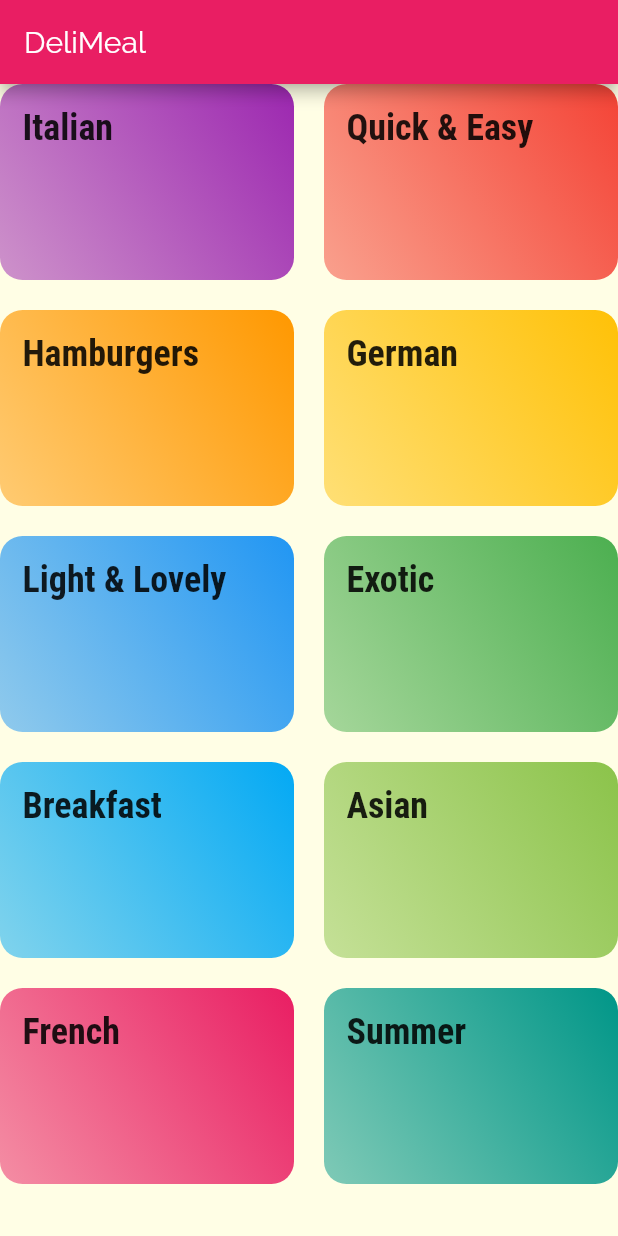
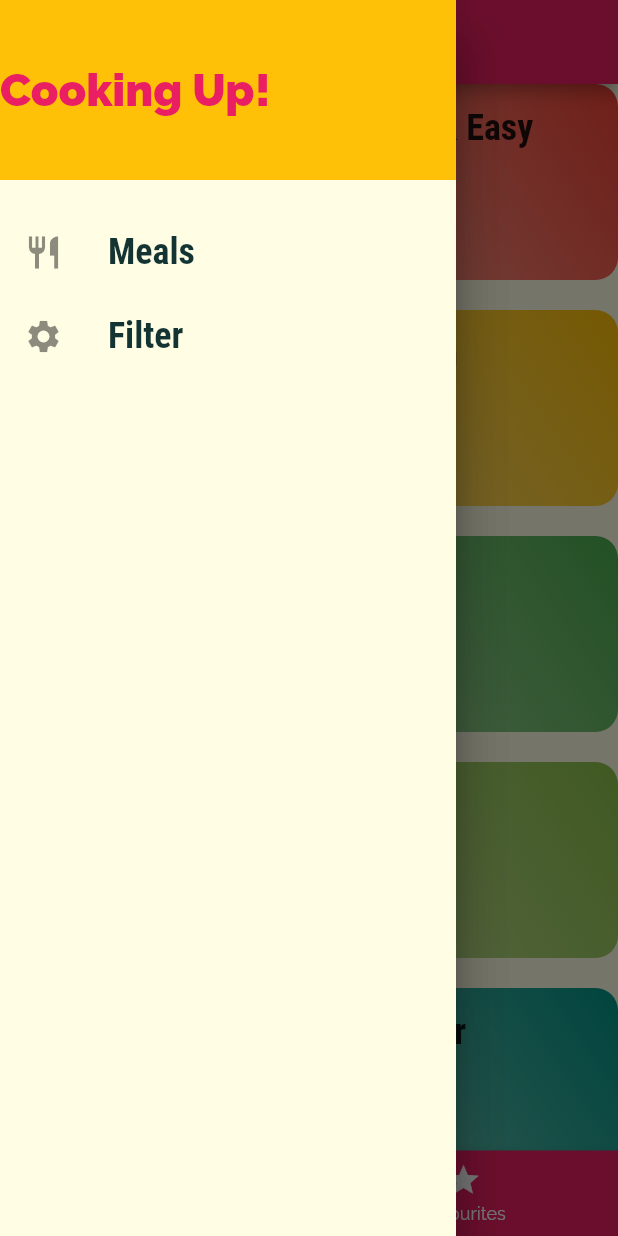
Before and after one commit to Royleong31/Flutter_Cookbook, a Flutter app: the screen it shows after launch, with the side drawer open (before the commit the screen has no drawer), on a phone screen of 412 x 824 dp. Run offline on Flutter 3.47's test engine with Material 2 defaults, Android fonts, the phone set to English and light mode, and no system bars.

```diff
--- a/lib/components/category_item.dart
+++ b/lib/components/category_item.dart
@@ -33,9 +33,9 @@ class CategoryItem extends StatelessWidget {
         child: Text(title, style: Theme.of(context).textTheme.headline6),
         decoration: BoxDecoration(
           gradient: LinearGradient(
-            colors: [color.withOpacity(0.5), color],
             begin: Alignment.bottomLeft,
             end: Alignment.topRight,
+            colors: [color.withOpacity(0.5), color],
           ),
           borderRadius: BorderRadius.circular(15),
         ),
--- /dev/null
+++ b/lib/components/main_drawer.dart
@@ -0,0 +1,52 @@
+import 'package:flutter/material.dart';
+import 'package:flutter_cookbook/screen/meals_screen.dart';
+import '../screen/filters_screen.dart';
+import '../screen/meals_screen.dart';
+
+class MainDrawer extends StatelessWidget {
+  Widget buildListTile(String title, IconData icon, Function tapHandler) {
+    return ListTile(
+      leading: Icon(icon, size: 26),
+      title: Text(
+        title,
+        style: TextStyle(
+          fontFamily: 'RobotoCondensed',
+          fontSize: 24,
+          fontWeight: FontWeight.bold,
+        ),
+      ),
+      onTap: tapHandler,
+    );
+  }
+
+  @override
+  Widget build(BuildContext context) {
+    return Drawer(
+      child: Column(
+        children: [
+          Container(
+            height: 120,
+            width: double.infinity,
+            alignment: Alignment.centerLeft,
+            color: Theme.of(context).accentColor,
+            child: Text(
+              'Cooking Up!',
+              style: TextStyle(
+                fontWeight: FontWeight.w900,
+                color: Theme.of(context).primaryColor,
+                fontSize: 30,
+              ),
+            ),
+          ),
+          SizedBox(height: 20),
+          buildListTile('Meals', Icons.restaurant, () {
+            Navigator.of(context).pushReplacementNamed('/');
+          }),
+          buildListTile('Filter', Icons.settings, () {
+            Navigator.of(context).pushReplacementNamed(FiltersScreen.routeName);
+          })
+        ],
+      ),
+    );
+  }
+}
--- a/lib/main.dart
+++ b/lib/main.dart
@@ -1,7 +1,9 @@
 import 'package:flutter/material.dart';
 import 'package:flutter_cookbook/screen/meal_detail_screen.dart';
 import 'package:flutter_cookbook/screen/meals_screen.dart';
+import 'package:flutter_cookbook/screen/tabs_screen.dart';
 import 'screen/categories_screen.dart';
+import 'screen/filters_screen.dart';
 
 void main() {
   runApp(MyApp());
@@ -29,9 +31,10 @@ class MyApp extends StatelessWidget {
       // home: CategoriesScreen(),
       initialRoute: '/',
       routes: {
-        '/': (ctx) => CategoriesScreen(),
+        '/': (ctx) => TabsScreen(),
         MealDetailScreen.routeName: (ctx) => MealDetailScreen(),
         MealsScreen.routeName: (ctx) => MealsScreen(),
+        FiltersScreen.routeName: (ctx) => FiltersScreen(),
       },
       onGenerateRoute: (settings) {
         print(settings.arguments);
--- a/lib/screen/categories_screen.dart
+++ b/lib/screen/categories_screen.dart
@@ -5,9 +5,7 @@ import '../dummy_data.dart';
 class CategoriesScreen extends StatelessWidget {
   @override
   Widget build(BuildContext context) {
-    return Scaffold(
-      appBar: AppBar(title: const Text('DeliMeal')),
-      body: GridView(
+    return GridView(
       children: DUMMY_CATEGORIES
           .map((cat) => CategoryItem(
                 color: cat.color,
@@ -20,7 +18,6 @@ class CategoriesScreen extends StatelessWidget {
           childAspectRatio: 3 / 2,
           crossAxisSpacing: 20,
           mainAxisSpacing: 20),
-      ),
     );
   }
 }
--- /dev/null
+++ b/lib/screen/favourites_screen.dart
@@ -0,0 +1,8 @@
+import 'package:flutter/material.dart';
+
+class FavouritesScreen extends StatelessWidget {
+  @override
+  Widget build(BuildContext context) {
+    return Center(child: Text('My Favourites'),);
+  }
+}
--- /dev/null
+++ b/lib/screen/tabs_screen.dart
@@ -0,0 +1,85 @@
+import 'package:flutter/material.dart';
+import 'package:flutter_cookbook/components/main_drawer.dart';
+import 'package:flutter_cookbook/screen/categories_screen.dart';
+import './favourites_screen.dart';
+
+class TabsScreen extends StatefulWidget {
+  @override
+  _TabsScreenState createState() => _TabsScreenState();
+}
+
+class _TabsScreenState extends State<TabsScreen> {
+  final List<Map<String, Object>> _pages = [
+    {'page': CategoriesScreen(), 'title': 'Categories'},
+    {'page': FavouritesScreen(), 'title': 'Favourites'}
+  ];
+
+  int _selectedPageIndex = 0;
+
+  void _selectPage(ind) {
+    setState(() {
+      _selectedPageIndex = ind;
+    });
+  }
+
+  @override
+  Widget build(BuildContext context) {
+    return Scaffold(
+      appBar: AppBar(
+        title: Text(_pages[_selectedPageIndex]['title']),
+      ),
+      drawer: Drawer(
+        child: MainDrawer(),
+      ),
+      body: _pages[_selectedPageIndex]['page'],
+      bottomNavigationBar: BottomNavigationBar(
+        backgroundColor: Theme.of(context).primaryColor,
+        items: [
+          BottomNavigationBarItem(
+            icon: Icon(Icons.category),
+            label: 'Categories',
+            backgroundColor: Theme.of(context).primaryColor,
+          ),
+          BottomNavigationBarItem(
+            icon: Icon(Icons.star),
+            label: 'Favourites',
+            backgroundColor: Theme.of(context).primaryColor,
+          )
+        ],
+        onTap: _selectPage,
+        selectedItemColor: Theme.of(context).accentColor,
+        unselectedItemColor: Colors.white,
+        currentIndex: _selectedPageIndex,
+        selectedFontSize: 15,
+        // type: BottomNavigationBarType.shifting,
+      ),
+    );
+  }
+}
+
+// Top tab bar
+// class F extends StatelessWidget {
+//   const F({
+//     Key key,
+//   }) : super(key: key);
+
+//   @override
+//   Widget build(BuildContext context) {
+//     return DefaultTabController(
+//       length: 2,
+//       // initialIndex: 1,
+//       child: Scaffold(
+//         appBar: AppBar(
+//           title: Text('Meals'),
+//           bottom: TabBar(
+//             tabs: [
+//               Tab(icon: Icon(Icons.category), text: 'Categories'),
+//               Tab(icon: Icon(Icons.star), text: 'Favourites')
+//             ],
+//           ),
+//         ),
+//         body: TabBarView(children: [CategoriesScreen(), FavouritesScreen()],)
+//       ),
+//     );
+//   }
+// }
```
Also changed, not shown: lib/components/meal_item.dart (+25 -15 lines), lib/screen/filters_screen.dart (added, +19 -0 lines), lib/screen/meal_detail_screen.dart (+73 -5 lines), lib/screen/meals_screen.dart (+38 -7 lines). Lines whose indentation alone changed are shown as unchanged.
